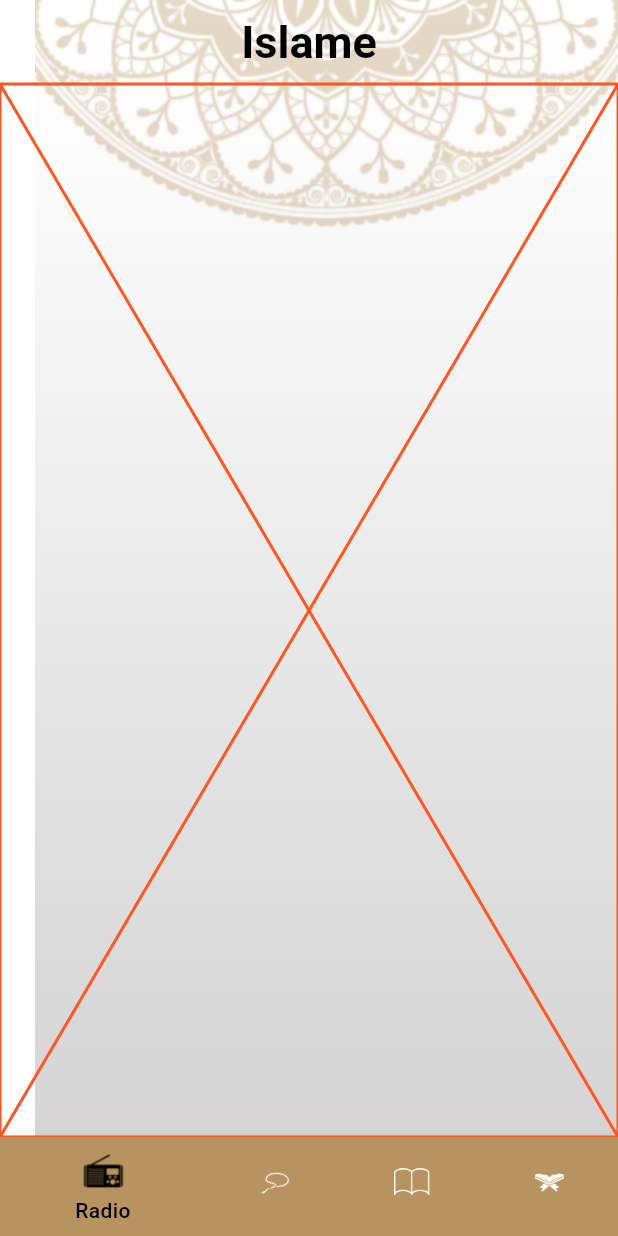
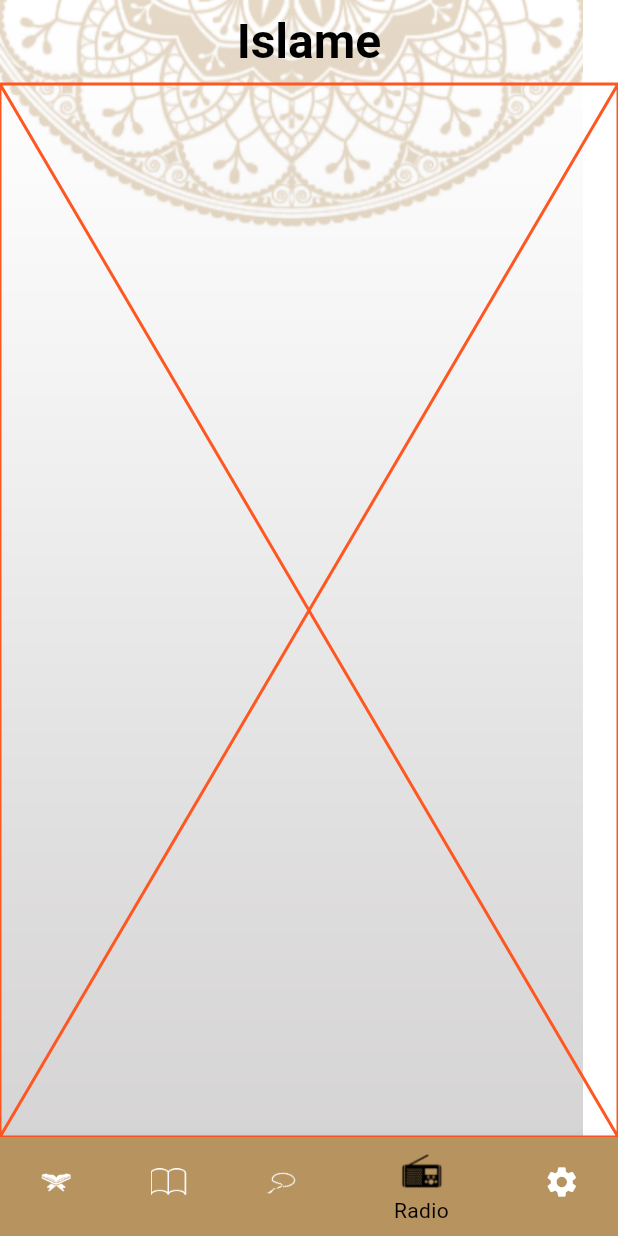
Before and after one commit to zeinabmostafa1/Islame_App, a Flutter app: the screen it shows after launch, item 4 of the bottom bar chosen, on a phone screen of 412 x 824 dp. Run offline on Flutter 3.47's test engine with Material 3 defaults, Android fonts, the phone set to English and light mode, and no system bars; generated files the repository leaves out were written again; Roboto replaces fonts that are missing (Messiri).

Commit message:
+ bottomSheet

```diff
--- a/lib/core/theme/my_theme.dart
+++ b/lib/core/theme/my_theme.dart
@@ -17,7 +17,7 @@ class MyThemeData {
               color: Colors.black,
               fontWeight: FontWeight.w500,
               fontFamily: 'Messiri'),
-          bodyMedium: TextStyle(
+          labelMedium: TextStyle(
               fontSize: 24,
               color: Colors.black,
               fontWeight: FontWeight.w500,
--- a/lib/l10n/app_ar.arb
+++ b/lib/l10n/app_ar.arb
@@ -5,5 +5,6 @@
   "quranTab" : "قرآن",
   "hadethTab" : "أحاديث",
   "radioTab" : "الإذاعة",
-  "tabehTab" : "تسبيح"
+  "tabehTab" : "تسبيح",
+  "settingsTab" : "الاعدادات"
 }
--- a/lib/l10n/app_en.arb
+++ b/lib/l10n/app_en.arb
@@ -5,5 +5,6 @@
   "quranTab" : "Quran",
   "hadethTab" : "Hadeth",
   "radioTab" : "Radio",
-  "tabehTab" : "Tasbeh"
+  "tabehTab" : "Tasbeh",
+  "settingsTab" : "Settings"
 }
--- a/lib/main.dart
+++ b/lib/main.dart
@@ -28,7 +28,7 @@ class MyApp extends StatelessWidget {
 
       localizationsDelegates: AppLocalizations.localizationsDelegates,
       supportedLocales: AppLocalizations.supportedLocales,
-      locale: Locale('ar'),
+      locale: Locale('en'),
     );
   }
 }
--- a/lib/ui/home/hadeth/hadeth_tab.dart
+++ b/lib/ui/home/hadeth/hadeth_tab.dart
@@ -72,6 +72,7 @@ List<Hadeth> allHadeth = [];
       String singleHadeth = separatedAhadeth[i];
       List<String> lines = singleHadeth.trim().split('\n');
       String title = lines[0];
+      lines.removeAt(0);
       String content = lines.join('');
       Hadeth h = Hadeth(title, content);
       allHadeth.add(h);
--- a/lib/ui/home/hadeth/hadeth_title.dart
+++ b/lib/ui/home/hadeth/hadeth_title.dart
@@ -18,7 +18,7 @@ class HadethTitle extends StatelessWidget {
       child: Text(
         hadeth.title,
         textAlign: TextAlign.center,
-        style: Theme.of(context).textTheme.bodyMedium
+        style: Theme.of(context).textTheme.titleMedium
       ),
     );
   }
--- a/lib/ui/home/home_screen.dart
+++ b/lib/ui/home/home_screen.dart
@@ -4,11 +4,14 @@ import 'package:islame_app/core/utils/default_screen.dart';
 import 'package:islame_app/ui/home/hadeth/hadeth_tab.dart';
 import 'package:islame_app/ui/home/quraan/quraan_tab.dart';
 import 'package:islame_app/ui/home/radio/radio_tab.dart';
+import 'package:islame_app/ui/home/settings/settings_tab.dart';
 import 'package:islame_app/ui/home/tasbeh/tasbeh_tab.dart';
 import 'package:islame_app/ui/home/widgets/bottom_nav_item.dart';
+import 'package:flutter_gen/gen_l10n/app_localizations.dart';
+
 
 class HomeScreen extends StatefulWidget {
-  static const String routeName = 'home';
+  static const String routeName = 'homeScreen';
    HomeScreen({super.key});
 
   @override
@@ -16,13 +19,14 @@ class HomeScreen extends StatefulWidget {
 }
 
 class _HomeScreenState extends State<HomeScreen> {
-  int selectedIndex = 2;
+  int selectedIndex = 0;
 
   @override
   Widget build(BuildContext context) {
     return DefaultScreen(body:  Scaffold(
       appBar: AppBar(
-        title: Text('Islame'),
+        title: Text(AppLocalizations.of(context)!.appTitle, style: Theme.of(context).textTheme.titleLarge,),
+
       ),
         body: tabs[selectedIndex],
           bottomNavigationBar: BottomNavigationBar(
@@ -33,15 +37,16 @@ class _HomeScreenState extends State<HomeScreen> {
             },
             currentIndex: selectedIndex,
             items: [
-              BottomNavBar('Quraan', 'icon_quran.png', Theme.of(context).colorScheme.primary),
-              BottomNavBar('Hadeth', 'icon_hadeth.png',Theme.of(context).colorScheme.primary),
-              BottomNavBar('Sebha', 'icon_sebha.png',Theme.of(context).colorScheme.primary),
-              BottomNavBar('Radio', 'icon_radio.png',Theme.of(context).colorScheme.primary),
-              // BottomNavBar('Settings',),
+              BottomNavBar(AppLocalizations.of(context)!.quranTab, Theme.of(context).colorScheme.primary,iconPath: 'icon_quran.png',),
+              BottomNavBar(AppLocalizations.of(context)!.hadethTab, Theme.of(context).colorScheme.primary,iconPath: 'icon_hadeth.png',),
+              BottomNavBar(AppLocalizations.of(context)!.tabehTab, Theme.of(context).colorScheme.primary,iconPath: 'icon_sebha.png',),
+              BottomNavBar(AppLocalizations.of(context)!.radioTab,Theme.of(context).colorScheme.primary, iconPath: 'icon_radio.png',),
+              BottomNavBar(AppLocalizations.of(context)!.settingsTab, Theme.of(context).colorScheme.primary, mainIcon: Icon(Icons.settings),),
+
             ],
           )),
     );
   }
 
-  var tabs = [QuraanTab(), HadethTab(),  TasbehTab(), RadioTab(),];
+  var tabs = [QuraanTab(), HadethTab(),  TasbehTab(), RadioTab(), SettingsTab()];
 }
--- a/lib/ui/home/quraan/chapter_details/chapter_details.dart
+++ b/lib/ui/home/quraan/chapter_details/chapter_details.dart
@@ -2,6 +2,7 @@
 import 'package:flutter/material.dart';
 import 'package:flutter/services.dart';
 import 'package:islame_app/core/utils/default_screen.dart';
+import 'package:islame_app/ui/home/quraan/chapter_details/verse_content.dart';
 
 class ChapterDetails extends StatefulWidget {
   static const routeName = 'quraan';
@@ -30,7 +31,7 @@ class _ChapterDetailsState extends State<ChapterDetails> {
             child: verses.isNotEmpty
                 ? ListView.builder(
                     itemBuilder: (context, index) {
-                      return Text(verses[index]);
+                      return VerseContent(verses[index], index);
                     },
                     itemCount: verses.length,
                   )
--- a/lib/ui/home/quraan/chapter_title.dart
+++ b/lib/ui/home/quraan/chapter_title.dart
@@ -17,7 +17,7 @@ class ChapterTitle extends StatelessWidget {
       child: Text(
         title,
         textAlign: TextAlign.center,
-        style: Theme.of(context).textTheme.bodyMedium
+        style: Theme.of(context).textTheme.labelMedium
       ),
     );
   }
--- a/lib/ui/home/widgets/bottom_nav_item.dart
+++ b/lib/ui/home/widgets/bottom_nav_item.dart
@@ -3,9 +3,12 @@ import 'package:islame_app/core/theme/my_theme.dart';
 import 'package:islame_app/core/utils/assets_manager.dart';
 
 class BottomNavBar extends BottomNavigationBarItem {
-  BottomNavBar(String title, String iconPath, Color backgroundColor)
+  BottomNavBar(String title, Color backgroundColor,
+      {Icon? mainIcon = null, String? iconPath})
       : super(
-          icon: ImageIcon(AssetImage(getImagePath(iconPath))),
+          icon: mainIcon != null
+              ? mainIcon
+              : ImageIcon(AssetImage(getImagePath(iconPath!))),
           label: title,
           backgroundColor: backgroundColor,
         );
```
Also changed, not shown: lib/ui/home/quraan/chapter_details/verse_content.dart (+22 -0 lines), lib/ui/home/settings/settings_tab.dart (+82 -0 lines), lib/ui/home/widgets/language_bottom_sheet.dart (+74 -0 lines), lib/ui/home/widgets/theme_bottom_sheet.dart (+75 -0 lines).
